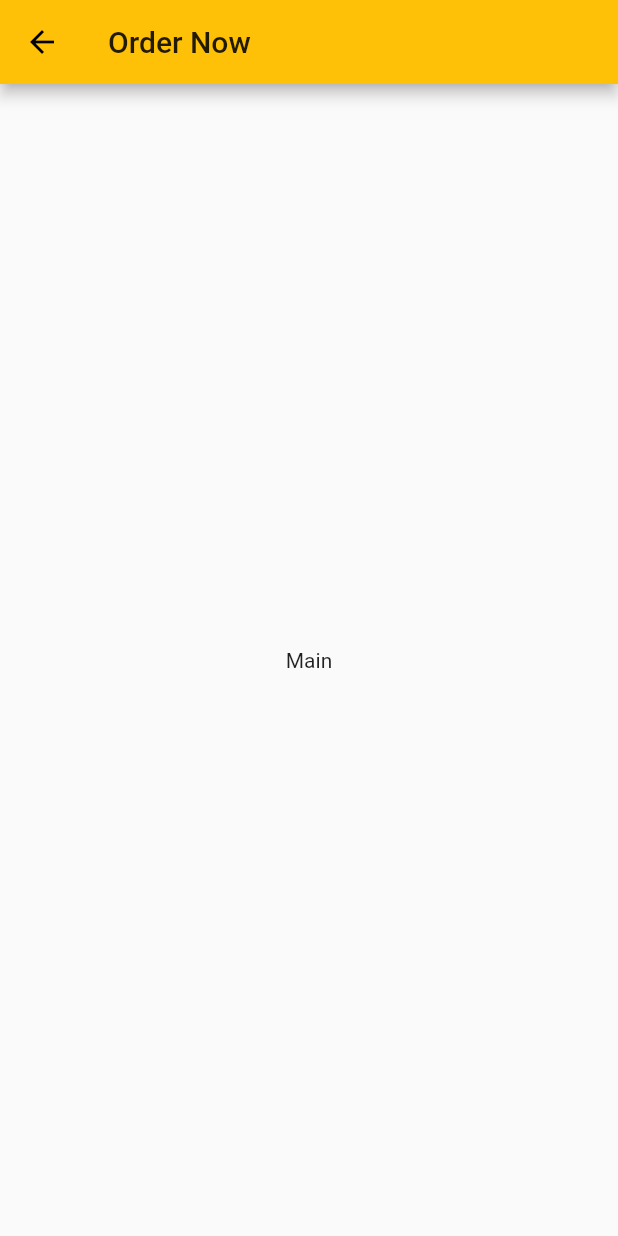
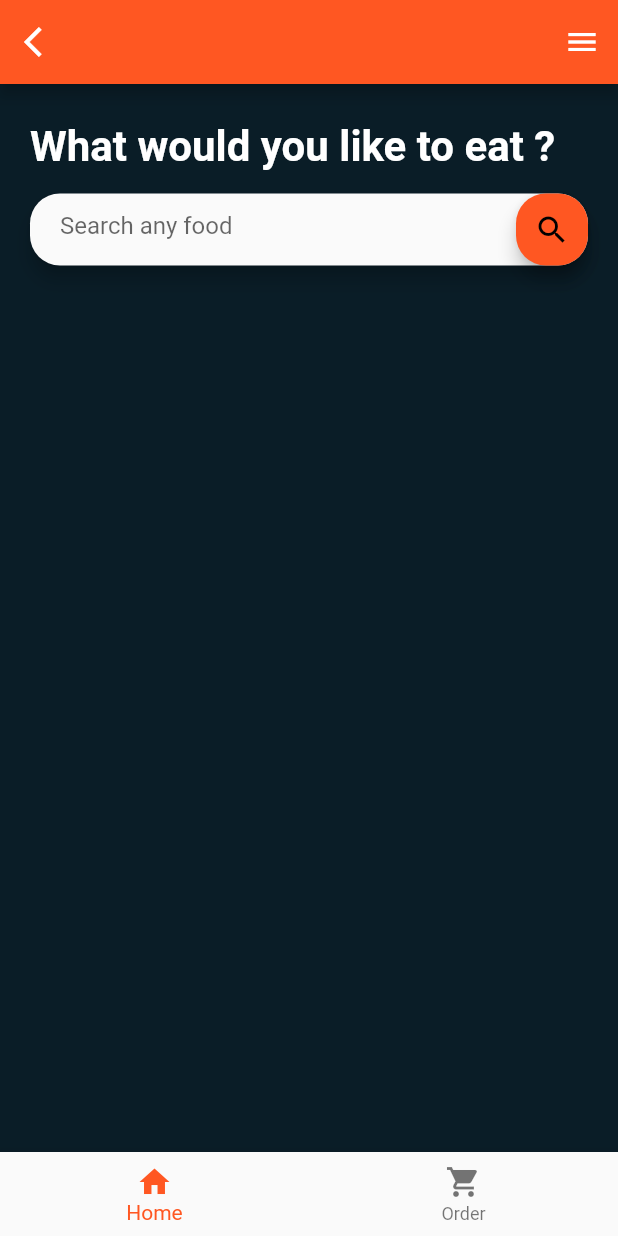
Before and after one commit to Mostafiz1713/Order_Now, a Flutter app: the MainScreen screen opened by its route, on a phone screen of 412 x 824 dp. Run offline on Flutter 3.47's test engine with Material 2 defaults, Android fonts, the phone set to English and light mode, and no system bars.

Commit message:
Logo Change Start homePage.dart Design

```diff
--- a/lib/Constants/themes.dart
+++ b/lib/Constants/themes.dart
@@ -1,11 +1,17 @@
 import 'package:flutter/material.dart';
 
 class Themes {
-	static Color appBackground = Color(0xFF000000);
-	static Color signInCard = Color(0xFFF7F9AF);
-	static Color signUpCard = Color(0xFFF7F9AF);
-	static Color signInButton = Color(0xFFF7F9AF);
-	static Color signUpButton = Color(0xFFF7F9AF);
+	static Color lightOrange  = Color(0xFFFF5722);
+	static Color darkOrange  = Color(0xFFba392c);
+	static Color lightPink  = Color(0xFFb3538e);
+	static Color darkPink  = Color(0xFF902b6c);
+	static Color fadeGreen  = Color(0xFF7da13f);
+
+	static Color appBackground = Color(0xFF0A1D27);
+	static Color signInCard = Color(0xFF7da13f);
+	static Color signUpCard = Color(0xFF7da13f);
+	static Color signInButton = Color(0xFF7da13f);
+	static Color signUpButton = Color(0xFF7da13f);
 	static Color whiteText = Color(0xFFFFFFFF);
 	static Color blackText = Color(0xFF000000);
 }
--- /dev/null
+++ b/lib/Screens/homePage.dart
@@ -0,0 +1,28 @@
+import 'package:flutter/material.dart';
+import 'package:order_now/Constants/themes.dart';
+import 'package:order_now/Widgets/homeTopWidget.dart';
+import 'package:order_now/Widgets/searchBarWidget.dart';
+
+class HomePage extends StatefulWidget {
+  @override
+  _HomePageState createState() => _HomePageState();
+}
+
+class _HomePageState extends State<HomePage> {
+  @override
+  Widget build(BuildContext context) {
+    return Scaffold(
+      backgroundColor: Themes.appBackground,
+      body: ListView(
+        padding: EdgeInsets.only(top: 25.0, left: 20.0, right: 20.0),
+        children: [
+          HomeTopWidget(),
+          SizedBox(
+            height: 15.0,
+          ),
+          SearchBarWidget(),
+        ],
+      ),
+    );
+  }
+}
--- a/lib/Screens/mainScreen.dart
+++ b/lib/Screens/mainScreen.dart
@@ -1,4 +1,6 @@
 import 'package:flutter/material.dart';
+import 'package:order_now/Screens/homePage.dart';
+import 'package:order_now/Screens/orderPage.dart';
 
 class MainScreen extends StatefulWidget {
   @override
@@ -6,17 +8,44 @@ class MainScreen extends StatefulWidget {
 }
 
 class _MainScreenState extends State<MainScreen> {
+  int currentIndex = 0;
+  List<Widget> pages;
+
+  Widget currentPage;
+  HomePage homePage;
+  OrderPage orderPage;
+
+  @override
+  void initState() {
+    // TODO: implement initState
+    super.initState();
+    homePage = HomePage();
+    orderPage = OrderPage();
+    pages = [homePage,orderPage];
+    currentPage = homePage;
+  }
+
   @override
   Widget build(BuildContext context) {
     return Scaffold(
-			appBar: AppBar(
-				title: Text("Order Now"),
-			),
-			body: Center(
-			  child: Container(
-			  	child: Text('Main'),
-			  ),
-			),
-		);
+      appBar: AppBar(
+        leading: IconButton(icon: Icon(Icons.arrow_back_ios), onPressed: () => Navigator.of(context).pushNamed('/mainScreen')),
+      ),
+      endDrawer: Drawer(),
+      body: currentPage,
+      bottomNavigationBar: BottomNavigationBar(
+        currentIndex: currentIndex,
+        onTap: (int index){
+          setState(() {
+            currentIndex = index;
+            currentPage = pages[index];
+          });
+        },
+        items: <BottomNavigationBarItem>[
+          BottomNavigationBarItem(icon: Icon(Icons.home),title: Text('Home')),
+          BottomNavigationBarItem(icon: Icon(Icons.shopping_cart), title: Text('Order')),
+        ],
+      ),
+    );
   }
 }
--- /dev/null
+++ b/lib/Screens/orderPage.dart
@@ -0,0 +1,19 @@
+import 'package:flutter/material.dart';
+
+class OrderPage extends StatefulWidget {
+  @override
+  _OrderPageState createState() => _OrderPageState();
+}
+
+class _OrderPageState extends State<OrderPage> {
+  @override
+  Widget build(BuildContext context) {
+    return Scaffold(
+      body: Center(
+        child: Container(
+          child: Text('Order Page'),
+        ),
+      ),
+    );
+  }
+}
--- /dev/null
+++ b/lib/Widgets/homeTopWidget.dart
@@ -0,0 +1,31 @@
+import 'package:flutter/material.dart';
+import 'package:order_now/Constants/themes.dart';
+
+class HomeTopWidget extends StatefulWidget {
+  @override
+  _HomeTopWidgetState createState() => _HomeTopWidgetState();
+}
+
+class _HomeTopWidgetState extends State<HomeTopWidget> {
+  final textstyle = TextStyle(
+    fontSize: 28.0,
+    color: Themes.whiteText,
+    fontWeight: FontWeight.bold,
+  );
+
+  @override
+  Widget build(BuildContext context) {
+    return Container(
+      child: Row(
+        mainAxisAlignment: MainAxisAlignment.spaceBetween,
+        crossAxisAlignment: CrossAxisAlignment.start,
+        children: [
+          Text(
+            "What would you like to eat ?",
+            style: textstyle,
+          ),
+        ],
+      ),
+    );
+  }
+}
--- /dev/null
+++ b/lib/Widgets/searchBarWidget.dart
@@ -0,0 +1,34 @@
+import 'package:flutter/material.dart';
+import 'package:order_now/Constants/themes.dart';
+
+class SearchBarWidget extends StatefulWidget {
+  @override
+  _SearchBarWidgetState createState() => _SearchBarWidgetState();
+}
+
+class _SearchBarWidgetState extends State<SearchBarWidget> {
+  @override
+  Widget build(BuildContext context) {
+    return Material(
+			borderRadius: BorderRadius.circular(20.0),
+			elevation: 5.0,
+
+			child: TextField(
+				decoration: InputDecoration(
+					hintText: "Search any food",
+					suffixIcon: Material(
+						elevation: 5.0,
+						color: Themes.lightOrange,
+						borderRadius: BorderRadius.circular(20.0),
+						child: Icon(
+							Icons.search,
+							color: Colors.black,
+						),
+					),
+					border: InputBorder.none,
+					contentPadding: EdgeInsets.symmetric(horizontal: 20.0,vertical: 12.0),
+				),
+			),
+		);
+  }
+}
--- a/lib/main.dart
+++ b/lib/main.dart
@@ -1,5 +1,6 @@
 import 'package:flutter/material.dart';
 import 'package:order_now/routeGenerator.dart';
+import 'package:order_now/Constants/themes.dart';
 
 void main() {
   runApp(MyApp());
@@ -22,7 +23,7 @@ class MyApp extends StatelessWidget {
         // or simply save your changes to "hot reload" in a Flutter IDE).
         // Notice that the counter didn't reset back to zero; the application
         // is not restarted.
-        primarySwatch: Colors.amber,
+        primarySwatch: Colors.deepOrange,
         // This makes the visual density adapt to the platform that you run
         // the app on. For desktop platforms, the controls will be smaller and
         // closer together (more dense) than on mobile platforms.
--- a/lib/routeGenerator.dart
+++ b/lib/routeGenerator.dart
@@ -1,4 +1,5 @@
 import 'package:flutter/material.dart';
+import 'package:order_now/Screens/homePage.dart';
 import 'package:order_now/Screens/mainScreen.dart';
 import 'package:order_now/Screens/signInScreen.dart';
 import 'package:order_now/Screens/signUpScreen.dart';
@@ -17,6 +18,8 @@ class RouteGenerator {
 				return MaterialPageRoute(builder: (_) => SignUpScreen());
 			case '/mainScreen':
 				return MaterialPageRoute(builder: (_) => MainScreen());
+			case '/homePage':
+				return MaterialPageRoute(builder: (_) => HomePage());
 				// If args is not of the correct type, return an error page.
 				// You can also throw an exception while in development.
 				return _errorRoute();
--- a/pubspec.yaml
+++ b/pubspec.yaml
@@ -23,6 +23,7 @@ environment:
 dependencies:
   flutter:
     sdk: flutter
+  flutter_launcher_icons: ^0.8.1
 
 
   # The following adds the Cupertino Icons font to your application.
@@ -35,6 +36,10 @@ dev_dependencies:
 
 # For information on the generic Dart part of this file, see the
 # following page: https://dart.dev/tools/pub/pubspec
+flutter_icons:
+  android: "launcher_icon"
+  ios: true
+  image_path: "assets/logo.png"
 
 # The following section is specific to Flutter.
 flutter:
```
Also changed, not shown: assets/logo.png (added), pubspec.lock, 5 other files.
